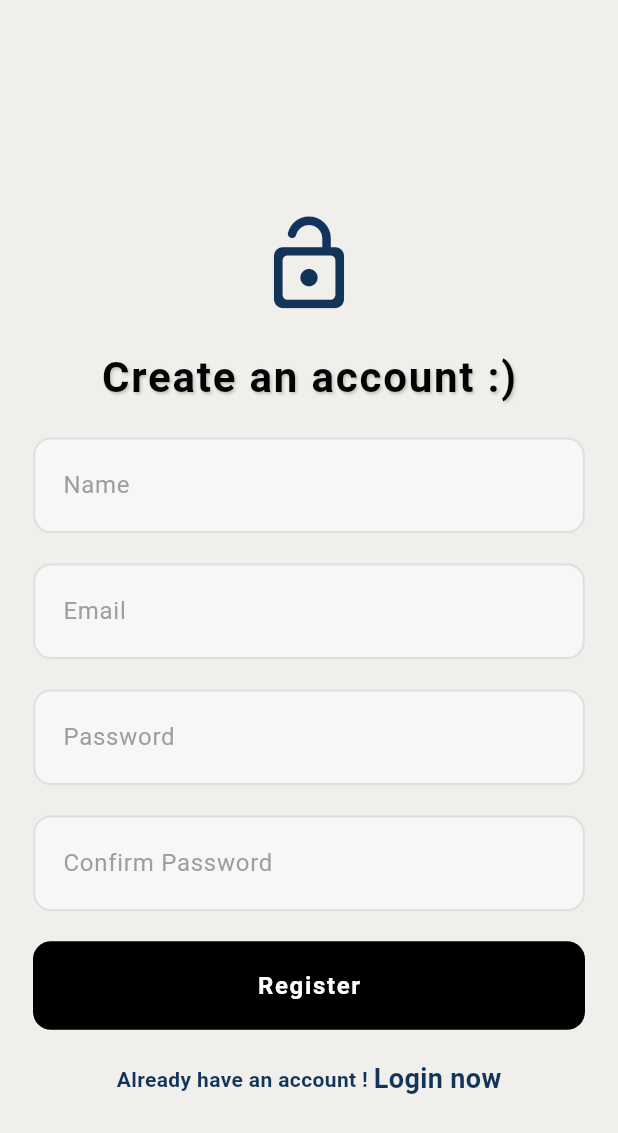
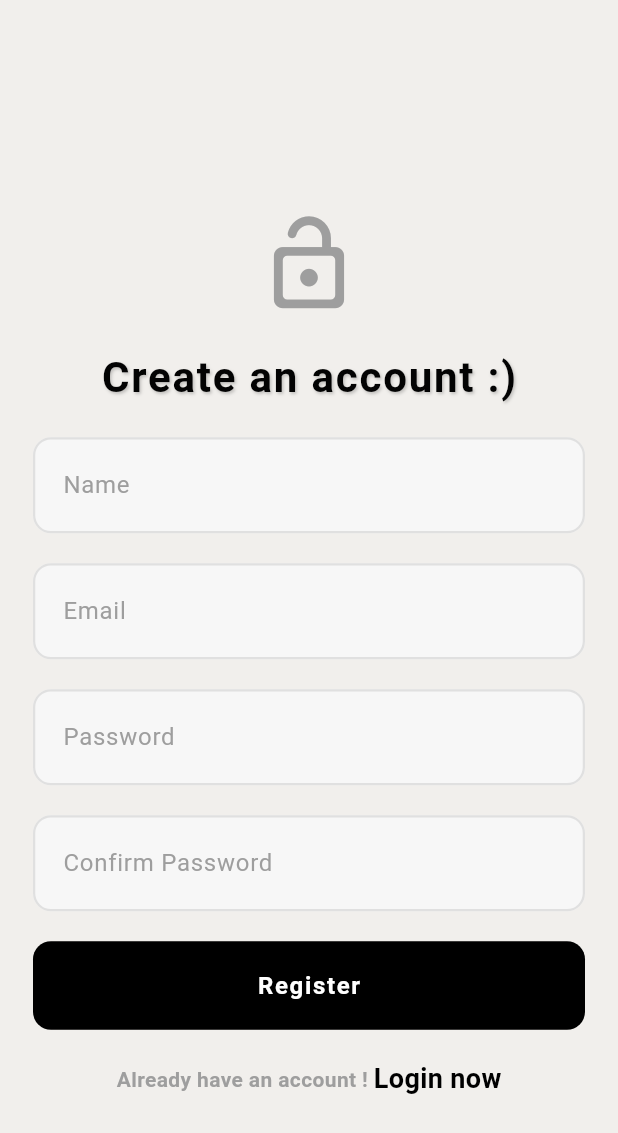
Before and after one commit to ZiadElsewedy/talkifyApp, a Flutter app: the Registerpage screen opened directly with empty values, on a phone screen of 412 x 824 dp. Shown: the top 1133 px of the screen. Run offline on Flutter 3.47's test engine with Material 3 defaults, Android fonts, the phone set to English and light mode, and no system bars; our stand-ins replace firebase_auth, firebase_core, flutter_bloc; accounts and stored records are empty.

Commit message:
editing UI and colors

```diff
--- a/lib/features/auth/Presentation/screens/AuthPage.dart
+++ b/lib/features/auth/Presentation/screens/AuthPage.dart
@@ -16,12 +16,14 @@ void togglePages() {
   setState(() {
     showLogin = !showLogin;
   });
+}
+
 @override
 Widget build(BuildContext context) {
   if (showLogin) {
     return LoginPage(togglePages: togglePages);
   } else {
-      return RegisterPage(togglePages: togglePages);
+    return Registerpage(togglePages: togglePages);
   }
 }
 }
--- a/lib/features/auth/Presentation/screens/RegisterPage.dart
+++ b/lib/features/auth/Presentation/screens/RegisterPage.dart
@@ -32,7 +32,7 @@ class _RegisterpageState extends State<Registerpage> {
                 child: Icon(
                   Icons.lock_open_rounded,
                   size: 70,
-                  color: Color(0xFF123458), // dark blue
+                  color: Colors.grey, // dark blue
                 ),
               ),
               const SizedBox(height: 20),
@@ -89,7 +89,7 @@ class _RegisterpageState extends State<Registerpage> {
                   Text(
                     'Already have an account ! ',
                     style: TextStyle(
-                      color: Color(0xFF123458), // dark blue
+                      color: Colors.grey, // dark blue
                       fontWeight: FontWeight.bold
                     ),
                   ),
@@ -99,7 +99,7 @@ class _RegisterpageState extends State<Registerpage> {
                       'Login now',
                       style: TextStyle(
                         fontSize: 18,
-                        color: Color(0xFF123458), // dark blue
+                        color: Color.fromARGB(255, 0, 0, 0), // dark blue
                         fontWeight: FontWeight.bold,
                       ),
                     ),
--- a/pubspec.yaml
+++ b/pubspec.yaml
@@ -38,6 +38,7 @@ dependencies:
   firebase_core: ^3.13.0
   firebase_auth: ^5.5.2
   flutter_bloc: ^9.1.0
+  google_fonts: ^6.1.0
 
 dev_dependencies:
   flutter_test:
```
Also changed, not shown: lib/features/auth/Presentation/screens/LoginPage.dart (+14 -5 lines), pubspec.lock. Lines whose indentation alone changed are shown as unchanged.
